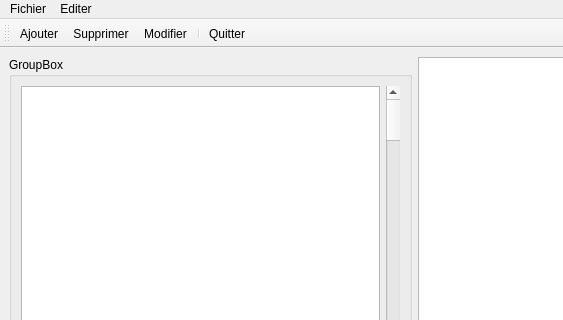
Before: the Qt Designer form TaskManagement/mainwindow.ui in Silvec-aka/QtApp, drawn with Qt 5; both pictures show x 0 to 563 and y 0 to 320 of the 1238 by 597 pixel window.
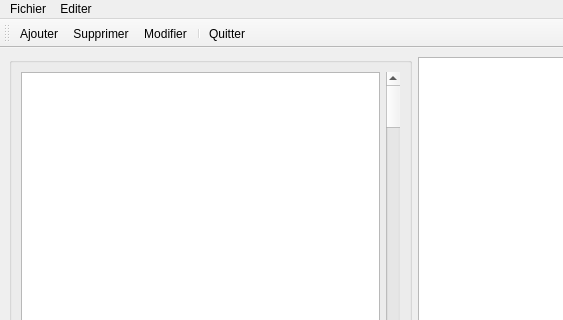
After: the same form once the commit is applied.

```diff
--- a/TaskManagement/mainwindow.ui
+++ b/TaskManagement/mainwindow.ui
@@ -18,11 +18,11 @@
     <item>
      <widget class="QGroupBox" name="groupBox">
       <property name="title">
-       <string>GroupBox</string>
+       <string/>
       </property>
       <layout class="QHBoxLayout" name="horizontalLayout_2">
        <item>
-        <widget class="QTableView" name="tableView"/>
+        <widget class="QListView" name="listView"/>
        </item>
        <item>
         <widget class="QScrollBar" name="verticalScrollBar">
```
Left out of the diff: 64 changed lines with no effect on the pictures.
